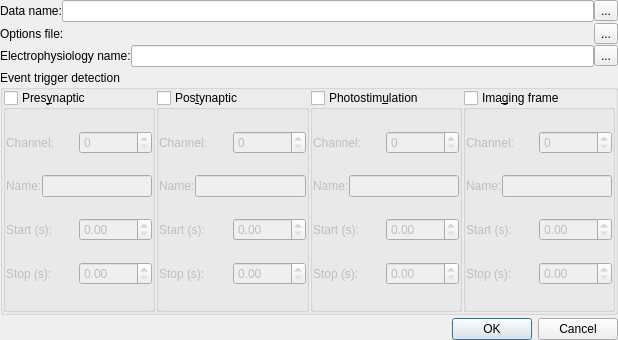
Above: systems/PVImporterDialog.ui from ctigaret/scipyen before the change. Below: the same form after it.
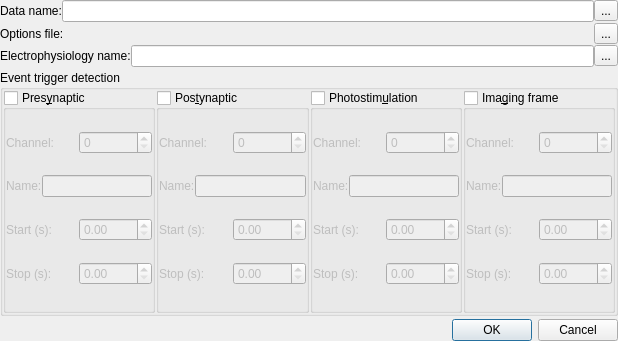
That is the form after the change. Icons and pictures are not drawn.

Diff of the .ui file:
```diff
--- a/systems/PVImporterDialog.ui
+++ b/systems/PVImporterDialog.ui
@@ -7,7 +7,7 @@
     <x>0</x>
     <y>0</y>
     <width>618</width>
-    <height>340</height>
+    <height>341</height>
    </rect>
   </property>
   <property name="windowTitle">
```
Left out of the diff: 9 changed lines with no effect on the pictures.
